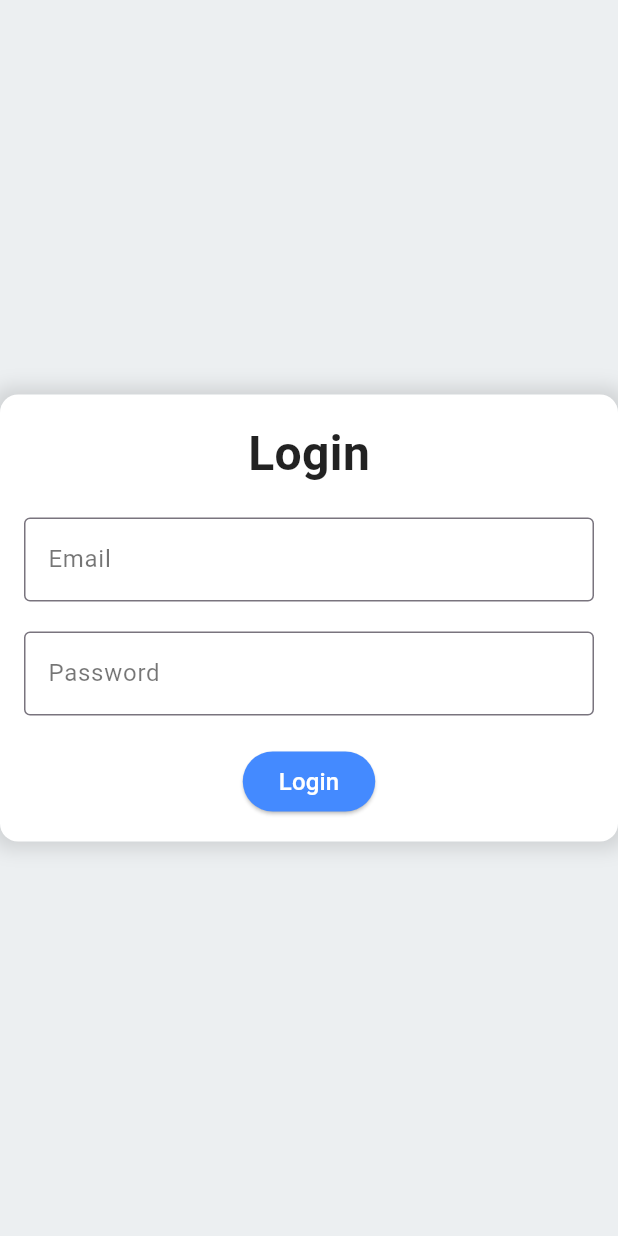
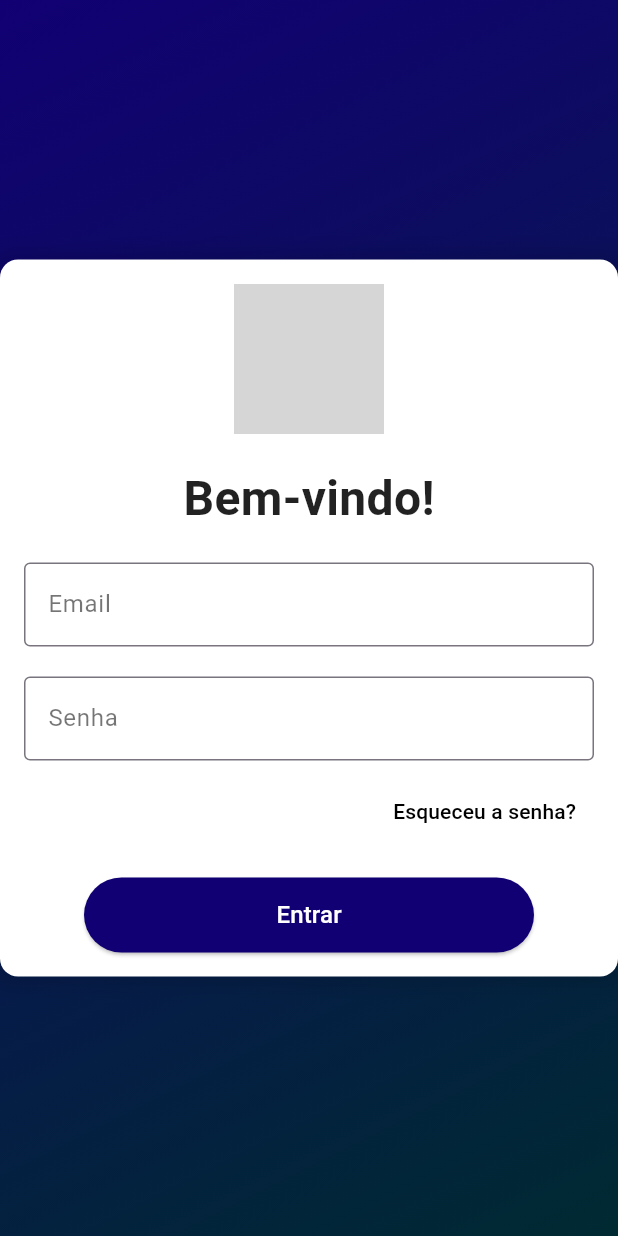
Before and after one commit to Athurgomes/ChatBot-and-Multi-Atendimento, a Flutter app: the screen it shows after launch, after a tap on "Já possui uma conta? Faça login", on a phone screen of 412 x 824 dp. Run offline on Flutter 3.47's test engine with Material 3 defaults, Android fonts, the phone set to English and light mode, and no system bars; our stand-ins replace font_awesome_flutter; grey boxes are pictures that could not be loaded.

Commit message:
Escreva sobre suas alterações aqui

```diff
--- a/lib/Screens/login_screen/login.dart
+++ b/lib/Screens/login_screen/login.dart
@@ -1,13 +1,22 @@
 import 'package:flutter/material.dart';
 
 class LoginScreen extends StatelessWidget {
-  const LoginScreen({super.key});
-
   @override
   Widget build(BuildContext context) {
     return Scaffold(
-      backgroundColor: Colors.blueGrey[50],
-      body: Center(
+      body: Container(
+        decoration: BoxDecoration(
+          gradient: LinearGradient(
+            colors: [
+              Color.fromARGB(255, 17, 0, 115),
+              Color.fromARGB(255, 0, 42, 50),
+            ],
+            begin: Alignment.topLeft,
+            end: Alignment.bottomRight,
+          ),
+        ),
+        child: Center(
+          child: SingleChildScrollView(
             child: Container(
               padding: const EdgeInsets.all(16.0),
               width: 450.0, // Ajuste o tamanho do container conforme necessário
@@ -26,8 +35,14 @@ class LoginScreen extends StatelessWidget {
                 mainAxisAlignment: MainAxisAlignment.center,
                 mainAxisSize: MainAxisSize.min,
                 children: <Widget>[
-              Text(
-                'Login',
+                  // Logo acima do título Login
+                  Image.asset(
+                    'assets/logo.png', // Coloque o caminho correto da sua logo
+                    height: 100, // Tamanho da logo
+                  ),
+                  const SizedBox(height: 20.0),
+                  const Text(
+                    'Bem-vindo!',
                     style: TextStyle(
                       fontSize: 32.0,
                       fontWeight: FontWeight.bold,
@@ -35,41 +50,65 @@ class LoginScreen extends StatelessWidget {
                     ),
                   ),
                   SizedBox(height: 20.0),
+                  // Campo de Email
                   TextField(
                     decoration: InputDecoration(
                       labelText: 'Email',
-                  labelStyle:
-                      TextStyle(color: Colors.black54), // Cor preto/cinza
+                      labelStyle: TextStyle(color: Colors.black54),
                       border: OutlineInputBorder(),
                     ),
                   ),
                   SizedBox(height: 20.0),
+                  // Campo de Senha
                   TextField(
                     obscureText: true,
                     decoration: InputDecoration(
-                  labelText: 'Password',
-                  labelStyle:
-                      TextStyle(color: Colors.black54), // Cor preto/cinza
+                      labelText: 'Senha',
+                      labelStyle: TextStyle(color: Colors.black54),
                       border: OutlineInputBorder(),
                     ),
                   ),
+                  SizedBox(height: 10.0),
+                  // Botão de Esqueceu a Senha
+                  Align(
+                    alignment: Alignment.centerRight,
+                    child: TextButton(
+                      onPressed: () {
+                        // Handle forgot password logic
+                      },
+                      child: const Text(
+                        'Esqueceu a senha?',
+                        style: TextStyle(
+                          color: Colors.black,
+                          fontSize: 14.0,
+                        ),
+                      ),
+                    ),
+                  ),
                   SizedBox(height: 20.0),
-              ElevatedButton(
+                  // Botão com largura e altura específicas
+                  Container(
+                    width: 300.0, // Largura definida do botão
+                    height: 50.0, // Altura definida do botão
+                    child: ElevatedButton(
                       onPressed: () {
                         // Handle login logic
                       },
                       style: ElevatedButton.styleFrom(
-                  backgroundColor: Colors.blueAccent,
+                        backgroundColor: const Color.fromARGB(255, 17, 0, 115),
                       ),
                       child: const Text(
-                  'Login',
+                        'Entrar',
                         style: TextStyle(fontSize: 16, color: Colors.white),
+                      ),
                     ),
                   ),
                 ],
               ),
             ),
           ),
+        ),
+      ),
     );
   }
 }
--- a/lib/Screens/recoverypassword_screen/recovery_password_screen.dart
+++ b/lib/Screens/recoverypassword_screen/recovery_password_screen.dart
@@ -34,6 +34,8 @@ import 'package:flutter/material.dart'
         Widget;
 
 class RecoveryPasswordScreen extends StatefulWidget {
+  const RecoveryPasswordScreen({super.key});
+
   @override
   _RecoveryPasswordScreenState createState() => _RecoveryPasswordScreenState();
 }
@@ -129,7 +131,7 @@ class _RecoveryPasswordScreenState extends State<RecoveryPasswordScreen> {
                               ),
                             ),
                             SizedBox(height: 20.0),
-                            Container(
+                            SizedBox(
                               width: 300.0,
                               height: 50.0,
                               child: ElevatedButton(
@@ -162,7 +164,7 @@ class _RecoveryPasswordScreenState extends State<RecoveryPasswordScreen> {
                               ),
                             ),
                             SizedBox(height: 20.0),
-                            Container(
+                            SizedBox(
                               width: 300.0,
                               height: 50.0,
                               child: ElevatedButton(
@@ -195,7 +197,7 @@ class _RecoveryPasswordScreenState extends State<RecoveryPasswordScreen> {
                               ),
                             ),
                             SizedBox(height: 20.0),
-                            Container(
+                            SizedBox(
                               width: 300.0,
                               height: 50.0,
                               child: ElevatedButton(
--- a/lib/Screens/registration_screen/cadastroUser.dart
+++ b/lib/Screens/registration_screen/cadastroUser.dart
@@ -1,5 +1,4 @@
 import 'package:flutter/material.dart';
-// ignore: unused_import
 import 'package:chatbot_multiatendimento/Screens/login_screen/login.dart';
 
 class MyApp extends StatelessWidget {
@@ -36,11 +35,26 @@ class _SignUpScreenState extends State<SignUpScreen> {
   @override
   Widget build(BuildContext context) {
     return Scaffold(
-      backgroundColor: Colors.blueGrey[50],
-      body: Center(
+      body: LayoutBuilder(
+        builder: (context, constraints) {
+          return Container(
+            width: constraints.maxWidth,
+            height: constraints.maxHeight,
+            decoration: const BoxDecoration(
+              gradient: LinearGradient(
+                colors: [
+                  Color.fromARGB(255, 17, 0, 115),
+                  Color.fromARGB(255, 0, 42, 50)
+                ],
+                begin: Alignment.topCenter,
+                end: Alignment.bottomCenter,
+              ),
+            ),
+            child: Center(
               child: SingleChildScrollView(
                 padding: const EdgeInsets.all(16.0),
                 child: Column(
+                  mainAxisAlignment: MainAxisAlignment.center,
                   children: [
                     SizedBox(
                       width: 600,
@@ -55,6 +69,12 @@ class _SignUpScreenState extends State<SignUpScreen> {
                           child: Column(
                             mainAxisSize: MainAxisSize.min,
                             children: [
+                              // Logo acima do "Cadastre-se agora"
+                              Image.asset(
+                                'assets/logo.png', // Coloque o caminho correto da sua logo
+                                height: 100, // Tamanho da logo
+                              ),
+                              const SizedBox(height: 16),
                               const Text(
                                 'Cadastre-se agora',
                                 style: TextStyle(
@@ -63,8 +83,9 @@ class _SignUpScreenState extends State<SignUpScreen> {
                                   color: Colors.black87,
                                 ),
                               ),
-                        const SizedBox(height: 8),
                               const SizedBox(height: 16),
+
+                              // Dropdown + CPF/CNPJ
                               Row(
                                 children: [
                                   Expanded(
@@ -72,11 +93,13 @@ class _SignUpScreenState extends State<SignUpScreen> {
                                       decoration: InputDecoration(
                                         labelText: 'Tipo de Cadastro',
                                         prefixIcon: const Icon(Icons.person,
-                                      color: Colors.blueAccent),
+                                            color: Color(0xFF002145)),
                                         border: OutlineInputBorder(
-                                    borderRadius: BorderRadius.circular(12.0),
+                                          borderRadius:
+                                              BorderRadius.circular(12.0),
                                         ),
                                       ),
+                                      value: selectedType,
                                       items: const [
                                         DropdownMenuItem(
                                           value: 'Pessoa Física',
@@ -87,19 +110,32 @@ class _SignUpScreenState extends State<SignUpScreen> {
                                           child: Text('Pessoa Jurídica'),
                                         ),
                                       ],
-                                onChanged: (value) {},
+                                      onChanged: (value) {
+                                        setState(() {
+                                          selectedType = value!;
+                                        });
+                                      },
                                     ),
                                   ),
                                   const SizedBox(width: 16),
                                   Expanded(
                                     child: TextField(
-                                controller: cpfController,
+                                      controller:
+                                          selectedType == 'Pessoa Física'
+                                              ? cpfController
+                                              : cnpjController,
                                       decoration: InputDecoration(
-                                  labelText: 'CPF',
-                                  prefixIcon: const Icon(Icons.credit_card,
-                                      color: Colors.blueAccent),
+                                        labelText:
+                                            selectedType == 'Pessoa Física'
+                                                ? 'CPF'
+                                                : 'CNPJ',
+                                        prefixIcon: const Icon(
+                                          Icons.credit_card,
+                                          color: Color(0xFF002145),
+                                        ),
                                         border: OutlineInputBorder(
-                                    borderRadius: BorderRadius.circular(12.0),
+                                          borderRadius:
+                                              BorderRadius.circular(12.0),
                                         ),
                                       ),
                                     ),
@@ -107,6 +143,8 @@ class _SignUpScreenState extends State<SignUpScreen> {
                                 ],
                               ),
                               const SizedBox(height: 16),
+
+                              // Nome + Sobrenome
                               Row(
                                 children: [
                                   Expanded(
@@ -115,9 +153,10 @@ class _SignUpScreenState extends State<SignUpScreen> {
                                       decoration: InputDecoration(
                                         labelText: 'Primeiro Nome',
                                         prefixIcon: const Icon(Icons.person,
-                                      color: Colors.blueAccent),
+                                            color: Color(0xFF002145)),
                                         border: OutlineInputBorder(
-                                    borderRadius: BorderRadius.circular(12.0),
+                                          borderRadius:
+                                              BorderRadius.circular(12.0),
                                         ),
                                       ),
                                     ),
@@ -128,10 +167,12 @@ class _SignUpScreenState extends State<SignUpScreen> {
                                       controller: lastNameController,
                                       decoration: InputDecoration(
                                         labelText: 'Sobrenome',
-                                  prefixIcon: const Icon(Icons.person_outline,
-                                      color: Colors.blueAccent),
+                                        prefixIcon: const Icon(
+                                            Icons.person_outline,
+                                            color: Color(0xFF002145)),
                                         border: OutlineInputBorder(
-                                    borderRadius: BorderRadius.circular(12.0),
+                                          borderRadius:
+                                              BorderRadius.circular(12.0),
                                         ),
                                       ),
                                     ),
@@ -139,6 +180,8 @@ class _SignUpScreenState extends State<SignUpScreen> {
                                 ],
                               ),
                               const SizedBox(height: 16),
+
+                              // Email + WhatsApp
                               Row(
                                 children: [
                                   Expanded(
@@ -147,9 +190,10 @@ class _SignUpScreenState extends State<SignUpScreen> {
                                       decoration: InputDecoration(
                                         labelText: 'E-mail',
                                         prefixIcon: const Icon(Icons.email,
-                                      color: Colors.blueAccent),
+                                            color: Color(0xFF002145)),
                                         border: OutlineInputBorder(
-                                    borderRadius: BorderRadius.circular(12.0),
+                                          borderRadius:
+                                              BorderRadius.circular(12.0),
                                         ),
                                       ),
                                     ),
@@ -161,9 +205,10 @@ class _SignUpScreenState extends State<SignUpScreen> {
                                       decoration: InputDecoration(
                                         labelText: 'WhatsApp',
                                         prefixIcon: const Icon(Icons.phone,
-                                      color: Colors.blueAccent),
+                                            color: Color(0xFF002145)),
                                         border: OutlineInputBorder(
-                                    borderRadius: BorderRadius.circular(12.0),
+                                          borderRadius:
+                                              BorderRadius.circular(12.0),
                                         ),
                                       ),
                                     ),
@@ -171,6 +216,8 @@ class _SignUpScreenState extends State<SignUpScreen> {
                                 ],
                               ),
                               const SizedBox(height: 16),
+
+                              // Senha + Confirmar Senha
                               Row(
                                 children: [
                                   Expanded(
@@ -180,9 +227,10 @@ class _SignUpScreenState extends State<SignUpScreen> {
                                       decoration: InputDecoration(
                                         labelText: 'Senha',
                                         prefixIcon: const Icon(Icons.lock,
-                                      color: Colors.blueAccent),
+                                            color: Color(0xFF002145)),
                                         border: OutlineInputBorder(
-                                    borderRadius: BorderRadius.circular(12.0),
+                                          borderRadius:
+                                              BorderRadius.circular(12.0),
                                         ),
                                       ),
                                     ),
@@ -194,10 +242,12 @@ class _SignUpScreenState extends State<SignUpScreen> {
                                       obscureText: true,
                                       decoration: InputDecoration(
                                         labelText: 'Confirmar Senha',
-                                  prefixIcon: const Icon(Icons.lock_outline,
-                                      color: Colors.blueAccent),
+                                        prefixIcon: const Icon(
+                                            Icons.lock_outline,
+                                            color: Color(0xFF002145)),
                                         border: OutlineInputBorder(
-                                    borderRadius: BorderRadius.circular(12.0),
+                                          borderRadius:
+                                              BorderRadius.circular(12.0),
                                         ),
                                       ),
                                     ),
@@ -205,10 +255,13 @@ class _SignUpScreenState extends State<SignUpScreen> {
                                 ],
                               ),
                               const SizedBox(height: 24),
+
+                              // Botão de Cadastro
                               ElevatedButton(
                                 onPressed: () {},
                                 style: ElevatedButton.styleFrom(
-                            backgroundColor: Colors.blueAccent,
+                                  backgroundColor:
+                                      const Color.fromARGB(255, 17, 0, 115),
                                   minimumSize: const Size(double.infinity, 48),
                                   shape: RoundedRectangleBorder(
                                     borderRadius: BorderRadius.circular(12.0),
@@ -216,7 +269,8 @@ class _SignUpScreenState extends State<SignUpScreen> {
                                 ),
                                 child: const Text(
                                   'Cadastrar',
-                            style: TextStyle(fontSize: 16, color: Colors.white),
+                                  style: TextStyle(
+                                      fontSize: 16, color: Colors.white),
                                 ),
                               ),
                             ],
@@ -225,19 +279,21 @@ class _SignUpScreenState extends State<SignUpScreen> {
                       ),
                     ),
                     const SizedBox(height: 24),
+
+                    // Link para login
                     TextButton(
                       onPressed: () {
                         Navigator.push(
                             context,
-                    MaterialPageRoute(builder: (context) => LoginScreen()),
-                  );
+                            MaterialPageRoute(
+                                builder: (context) => LoginScreen()));
                       },
                       child: const Text(
                         'Já possui uma conta? Faça login',
                         style: TextStyle(
-                    color: Colors.blueAccent,
+                          color: Color.fromARGB(255, 255, 255, 255),
                           fontSize: 16,
-                    decoration: TextDecoration.underline,
+                          //decoration: TextDecoration.underline,
                         ),
                       ),
                     ),
@@ -246,5 +302,8 @@ class _SignUpScreenState extends State<SignUpScreen> {
               ),
             ),
           );
+        },
+      ),
+    );
   }
 }
--- a/lib/main.dart
+++ b/lib/main.dart
@@ -1,4 +1,5 @@
 import 'package:flutter/material.dart';
+import 'Screens/login_screen/login.dart';
 import 'package:chatbot_multiatendimento/Screens/registration_screen/cadastroUser.dart';
 
 void main() {
```
Lines whose indentation alone changed are shown as unchanged.
